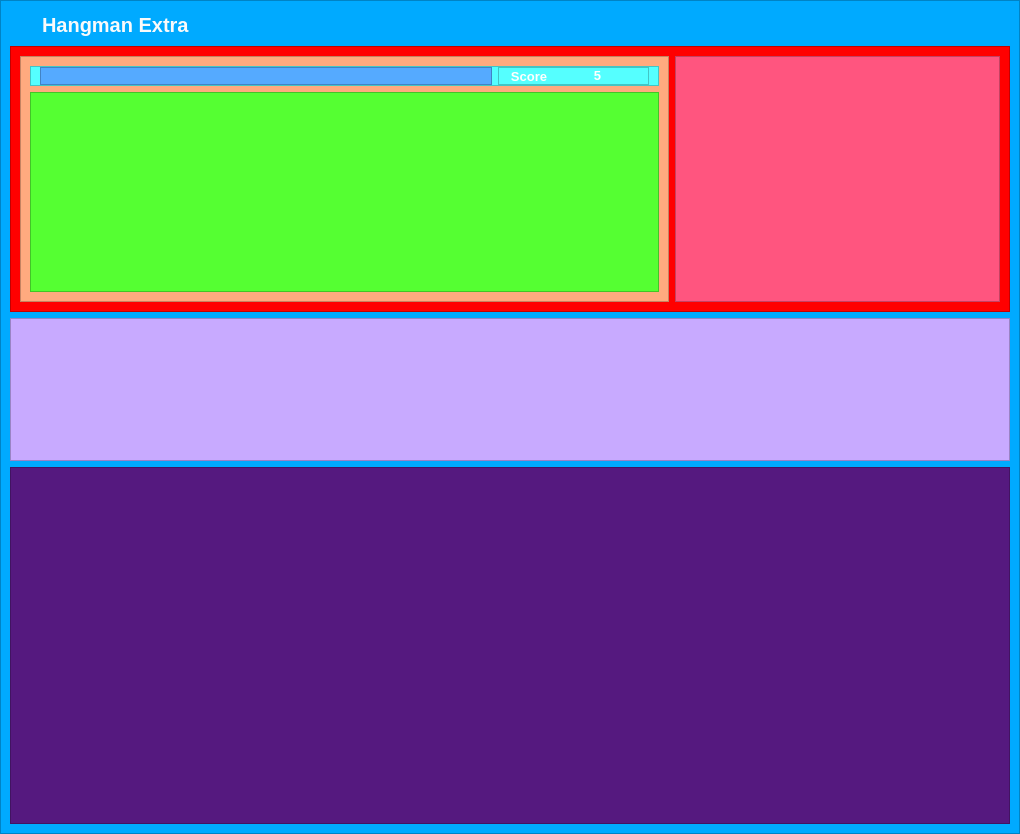
Before: the Qt Designer form assets/ui/main_v2.ui in cis3296f22/prj-04-hangmanai, drawn with Qt 5.
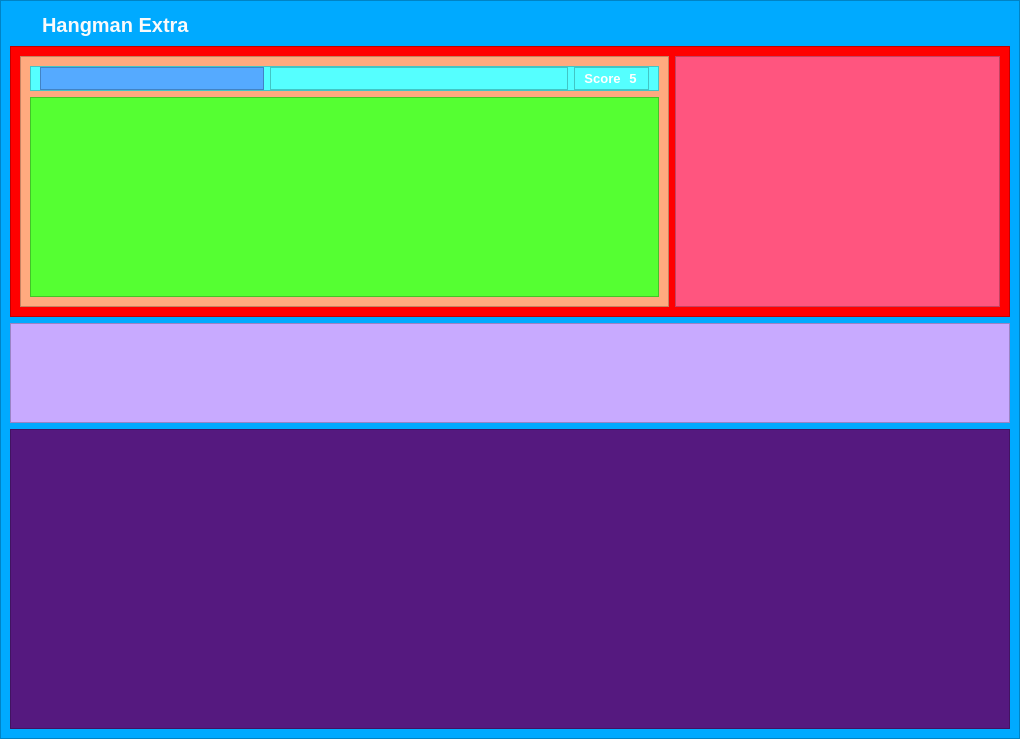
After: the same form once the commit is applied. Icons and pictures are not drawn.

Commit message: Main design update

What changed in the file:
```diff
--- a/assets/ui/main_v2.ui
+++ b/assets/ui/main_v2.ui
@@ -7,7 +7,7 @@
     <x>0</x>
     <y>0</y>
     <width>1020</width>
-    <height>834</height>
+    <height>739</height>
    </rect>
   </property>
   <property name="windowTitle">
@@ -314,7 +314,7 @@
               <property name="minimumSize">
                <size>
                 <width>20</width>
-                <height>20</height>
+                <height>25</height>
                </size>
               </property>
               <property name="styleSheet">
@@ -336,11 +336,17 @@
                <item>
                 <widget class="QFrame" name="lifeView">
                  <property name="sizePolicy">
-                  <sizepolicy hsizetype="Preferred" vsizetype="MinimumExpanding">
+                  <sizepolicy hsizetype="Preferred" vsizetype="Minimum">
                    <horstretch>3</horstretch>
                    <verstretch>0</verstretch>
                   </sizepolicy>
                  </property>
+                 <property name="minimumSize">
+                  <size>
+                   <width>0</width>
+                   <height>20</height>
+                  </size>
+                 </property>
                  <property name="styleSheet">
                   <string notr="true">background-color: rgb(85, 170, 255);</string>
                  </property>
@@ -352,6 +358,22 @@
                  </property>
                 </widget>
                </item>
+               <item>
+                <widget class="QFrame" name="frame_2">
+                 <property name="sizePolicy">
+                  <sizepolicy hsizetype="Preferred" vsizetype="Preferred">
+                   <horstretch>4</horstretch>
+                   <verstretch>0</verstretch>
+                  </sizepolicy>
+                 </property>
+                 <property name="frameShape">
+                  <enum>QFrame::StyledPanel</enum>
+                 </property>
+                 <property name="frameShadow">
+                  <enum>QFrame::Raised</enum>
+                 </property>
+                </widget>
+               </item>
                <item>
                 <widget class="QFrame" name="frame">
                  <property name="sizePolicy">
@@ -490,7 +512,7 @@
         </property>
         <property name="minimumSize">
          <size>
-          <width>0</width>
+          <width>400</width>
           <height>100</height>
          </size>
         </property>
```
The commit also changes 2 other files.
